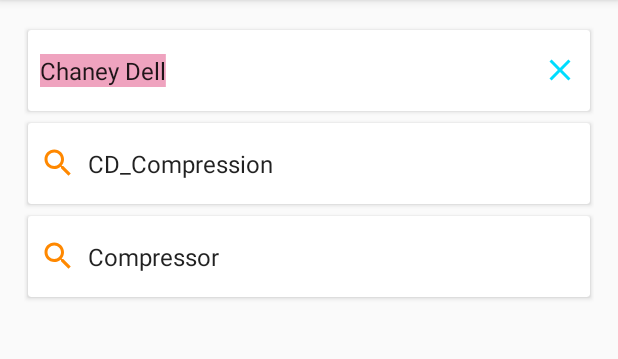
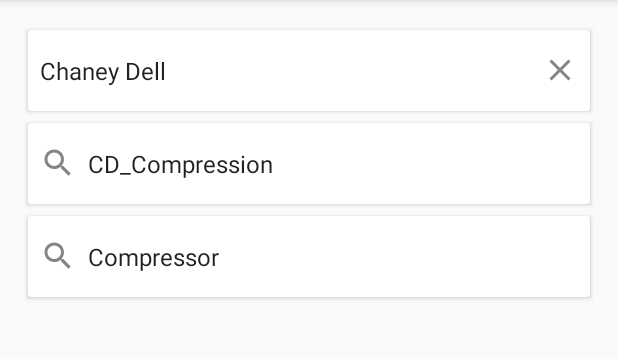
Before and after one commit to mecoFarid/DynamicSpinner, an Android app: the screen it shows after launch (MainActivity), after a tap on an icon or button, on a phone screen of 412 x 824 dp, the part 84-443 px from its top. Run offline under Robolectric (Android 15) with nearby library versions, the phone set to English and light mode, and no system bars.

Commit message:
TestAdded | library unit test finished Closes: #3

```diff
--- a/searchablemultispinner/src/main/java/com/mecofarid/searchablemultispinner/util/ListParserUtils.kt
+++ b/searchablemultispinner/src/main/java/com/mecofarid/searchablemultispinner/util/ListParserUtils.kt
@@ -65,7 +65,7 @@ internal class ListParserUtils {
          * @param level - Category level of current item
          */
         internal fun parseToHierarchicFlatList(
-            nestedList: List<ItemSpinner>,
+            nestedList: List<ItemSpinner?>,
             parentId: Long,
             level: Int
         ): List<List<ItemSpinner>> {
@@ -99,12 +99,13 @@ internal class ListParserUtils {
          * @param level - Category level of current item
          */
         private fun getFlatList(
-            nestedList: List<ItemSpinner>,
+            nestedList: List<ItemSpinner?>,
             parentId: Long,
             level: Int
         ): List<ItemSpinner> {
             val outputList = ArrayList<ItemSpinner>()
             nestedList.forEach { item ->
+                item?.let {
                     sItemId++
                     item.itemSpinnerId = sItemId
                     item.itemSpinnerParentId = parentId
@@ -123,6 +124,7 @@ internal class ListParserUtils {
                                 level + 1
                             )
                         )
+                    }
                 }
             }
             return outputList;
--- a/searchablemultispinner/src/main/res/layout/item_spinner.xml
+++ b/searchablemultispinner/src/main/res/layout/item_spinner.xml
@@ -1,10 +1,5 @@
 <?xml version="1.0" encoding="utf-8"?>
 <com.mecofarid.searchablemultispinner.view.SearchableView xmlns:android="http://schemas.android.com/apk/res/android"
-    xmlns:app="http://schemas.android.com/apk/res-auto"
     android:id="@+id/searchable_view"
     android:layout_width="match_parent"
-    android:layout_height="wrap_content"
-    app:ss_isSearchable="true"
-    app:ss_iconColor_closeSearcView="@android:color/holo_blue_bright"
-    app:ss_iconColor_openSearchView="@android:color/holo_orange_dark"
-    app:ss_textSelectionMode="all"/>
+    android:layout_height="wrap_content"/>
```
Also changed, not shown: 2 other files. Lines whose indentation alone changed are shown as unchanged.
